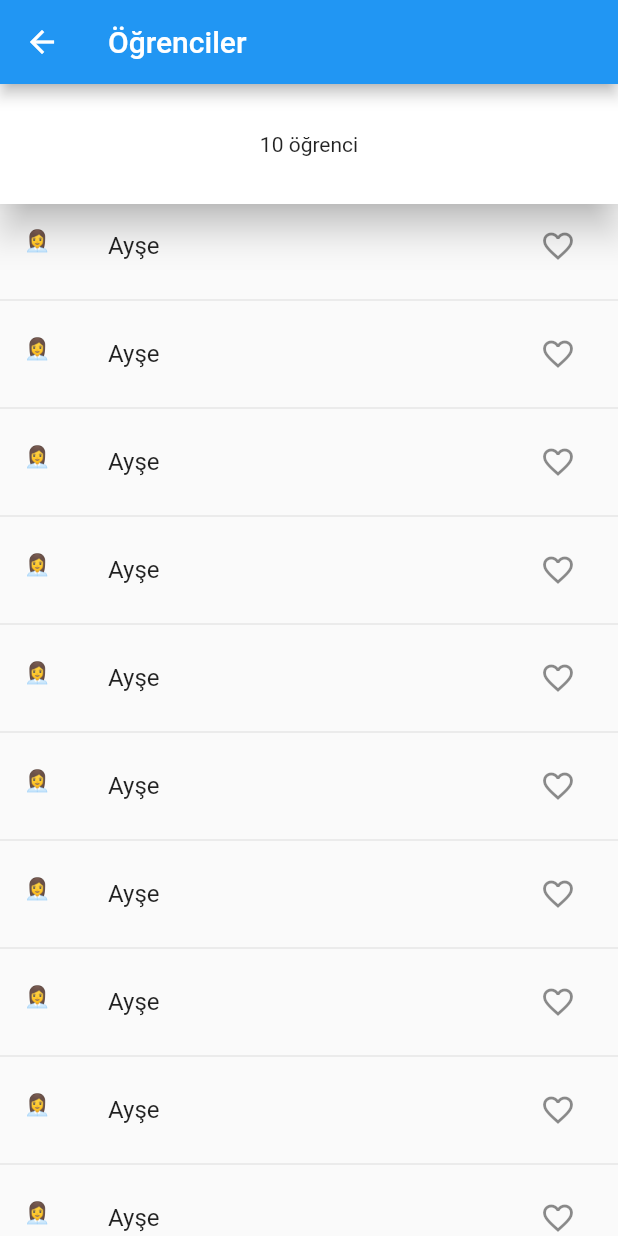
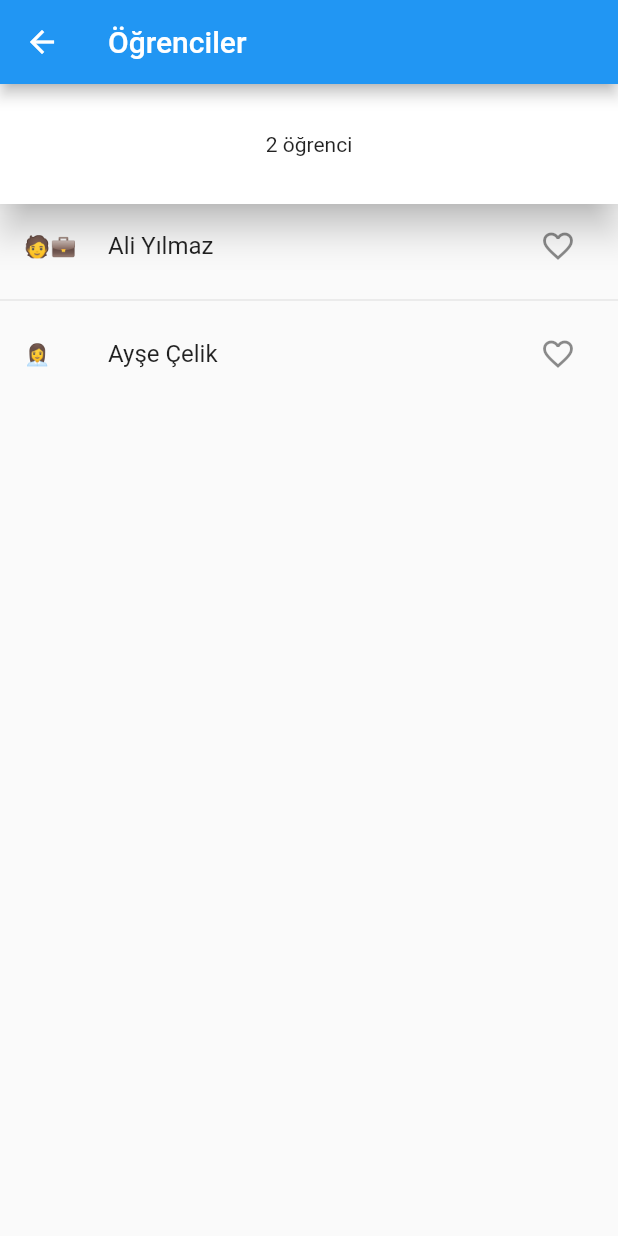
Before and after one commit to emreermenek/Ogrenci_app, a Flutter app: the screen it shows after launch, after a tap on an icon or button, on a phone screen of 412 x 824 dp. Run offline on Flutter 3.47's test engine with Material 2 defaults, Android fonts, the phone set to English and light mode, and no system bars.

Commit message:
prototype finished

```diff
--- a/lib/pages/ogrenciler_sayfası.dart
+++ b/lib/pages/ogrenciler_sayfası.dart
@@ -18,34 +18,28 @@ class _OgrencilerSayfasiState extends State<OgrencilerSayfasi> {
       ),
       body: Column(
         children: [
-          const PhysicalModel(
+          PhysicalModel(
             color: Colors.white,
             elevation: 10,
             child: Center(
               child: Padding(
                 padding: EdgeInsets.symmetric(vertical: 32,horizontal: 32),
                 child: Text(
-                    '10 öğrenci'
+                    '${widget.ogrencilerRepository.ogrenciler.length} öğrenci'
                 ),
               ),
             ),
           ),
           Expanded(
               child: ListView.separated(
-                  itemBuilder: (context, index) => ListTile(
-                    title: const Text('Ayşe'),
-                    leading: const Text('👩‍💼'), //🧑‍💼
-                    trailing: IconButton(
-                        onPressed: () {
-
-                        },
-                        icon: const Icon(Icons.favorite_border),
-                    ),
+                  itemBuilder: (context, index) => OgrenciSatiri(
+                    widget.ogrencilerRepository.ogrenciler[index],
+                    widget.ogrencilerRepository,
                   ),
                   separatorBuilder: (context, index) => const Divider(
 
                   ),
-                  itemCount: 25,
+                  itemCount: widget.ogrencilerRepository.ogrenciler.length,
               ),
           ),
         ],
@@ -53,3 +47,33 @@ class _OgrencilerSayfasiState extends State<OgrencilerSayfasi> {
     );
   }
 }
+
+class OgrenciSatiri extends StatefulWidget {
+  final Ogrenci ogrenci;
+  final OgrencilerRepository ogrencilerRepository;
+  const OgrenciSatiri(this.ogrenci, this.ogrencilerRepository, {
+    super.key,
+  });
+
+  @override
+  State<OgrenciSatiri> createState() => _OgrenciSatiriState();
+}
+
+class _OgrenciSatiriState extends State<OgrenciSatiri> {
+  @override
+  Widget build(BuildContext context) {
+    var seviyorMuyum = widget.ogrencilerRepository.seviyorMuyum(widget.ogrenci);
+    return ListTile(
+      title: Text(widget.ogrenci.ad + ' ' + widget.ogrenci.soyad),
+      leading: IntrinsicWidth(child: Center(child: Text(widget.ogrenci.cinsiyet=='Kadın' ? '👩‍💼' : '🧑‍💼'))), //🧑‍💼
+      trailing: IconButton(
+          onPressed: () {
+            setState((){
+            widget.ogrencilerRepository.sev(widget.ogrenci, !seviyorMuyum);
+            });
+          },
+          icon: Icon(seviyorMuyum ? Icons.favorite : Icons.favorite_border),
+      ),
+    );
+  }
+}
--- a/lib/repository/mesajlar_repository.dart
+++ b/lib/repository/mesajlar_repository.dart
@@ -8,6 +8,7 @@ class MesajlarRepository{
 
   ];
 
+  int yeniMesajSayisi = 4;
 
 }
 
--- a/lib/repository/ogrenciler_repository.dart
+++ b/lib/repository/ogrenciler_repository.dart
@@ -1,9 +1,23 @@
 class OgrencilerRepository{
 
-  List ogrenciler = [
+  final ogrenciler = [
     Ogrenci('Ali', 'Yılmaz', 18, 'Erkek'),
     Ogrenci('Ayşe', 'Çelik', 18, 'Kadın'),
   ];
+
+  final Set<Ogrenci> sevdiklerim = {};
+
+  void sev(Ogrenci ogrenci, bool seviyorMuyum) {
+    if(seviyorMuyum){
+    sevdiklerim.add(ogrenci);
+    }else{
+      sevdiklerim.remove(ogrenci);
+    }
+  }
+
+  bool seviyorMuyum(Ogrenci ogrenci) {
+    return sevdiklerim.contains(ogrenci);
+  }
 
 }
 
```
Also changed, not shown: lib/pages/ogretmenler_sayfası.dart (+26 -6 lines).
